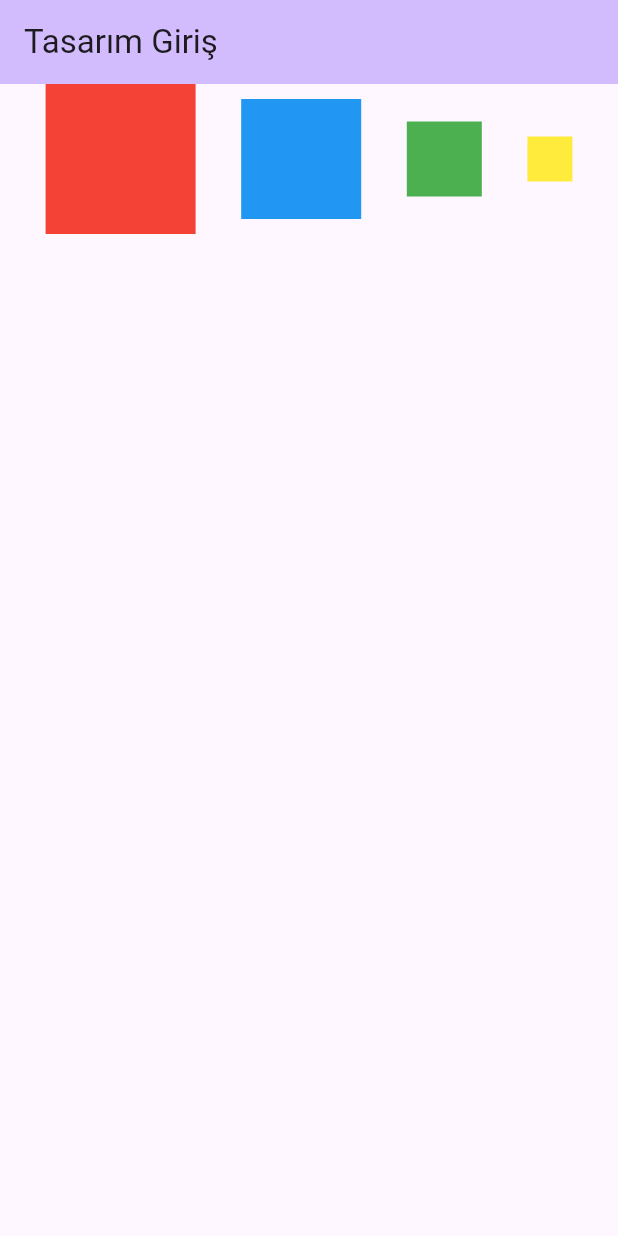
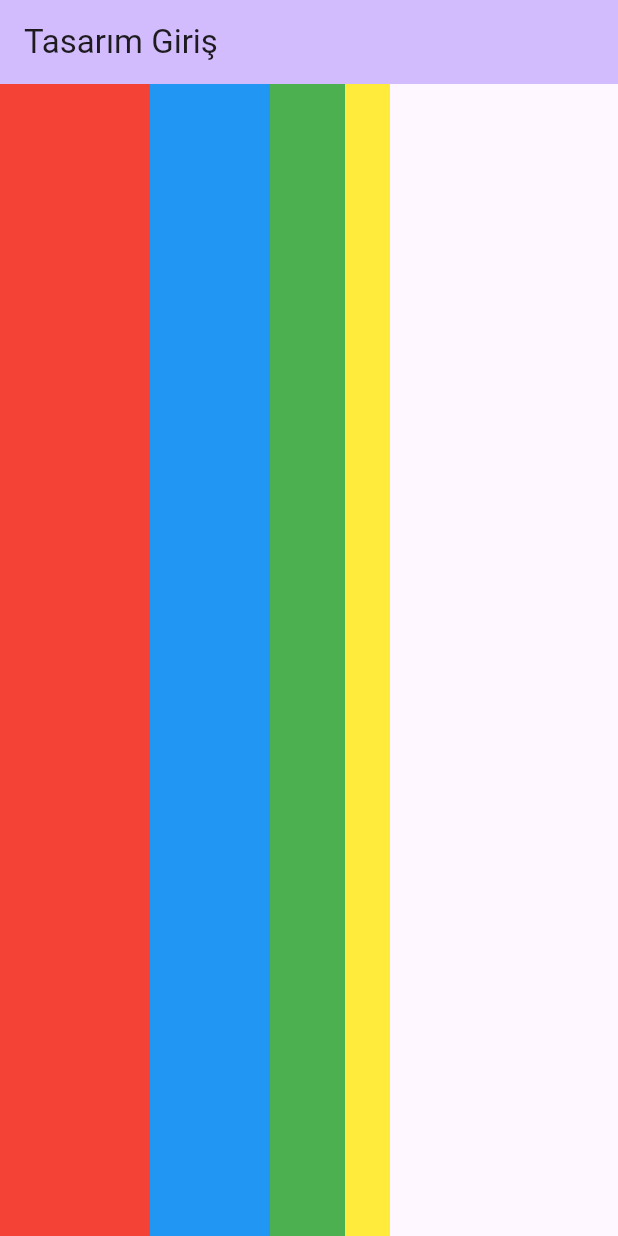
Before and after one commit to SERENGOKYILDIZ/FLUTTER_ANDROID_DESIGN, a Flutter app: the screen it shows after launch, on a phone screen of 412 x 824 dp. Run offline on Flutter 3.47's test engine with Material 3 defaults, Android fonts, the phone set to English and light mode, and no system bars.

Commit message:
Learned CrossAxisAlignment and their arguments

```diff
--- a/lib/main.dart
+++ b/lib/main.dart
@@ -39,13 +39,14 @@ class _MyHomePageState extends State<MyHomePage> {
       body:
           /*
           NOT: Row'da kullanlan bu ve benzeri kodlar column'da da çalışır.
+          NOT: crossAxisAlignment ise row'da dikeyde, column'da yatayda hizalar.
+          NOT: Yani mainAxisAlignment'ın tersine sıralar.
       */
         Row(
-          //mainAxisAlignment: MainAxisAlignment.center,          //-> Ortalar
-          //mainAxisAlignment: MainAxisAlignment.start,           //-> Varsayılan
-          //mainAxisAlignment: MainAxisAlignment.end,             //-> Sondan yerleştirir
-          //mainAxisAlignment: MainAxisAlignment.spaceBetween,    //-> Boşluklu yerleştirir
-          mainAxisAlignment: MainAxisAlignment.spaceEvenly,    //-> Boşluklu ama başta ve sonda da boşluklu yerleştirir
+          // crossAxisAlignment: CrossAxisAlignment.center,       //->Merkezi sıralar (Varsayılan)
+          // crossAxisAlignment: CrossAxisAlignment.end,          //->Sondan sıralar
+          // crossAxisAlignment: CrossAxisAlignment.start,        //->Baştan sıralar
+          crossAxisAlignment: CrossAxisAlignment.stretch,        //->Komple kaplayarak sıralar.
           children: [
             Container(width: 100, height: 100, color: Colors.red),
             Container(width: 80, height: 80, color: Colors.blue),
```
